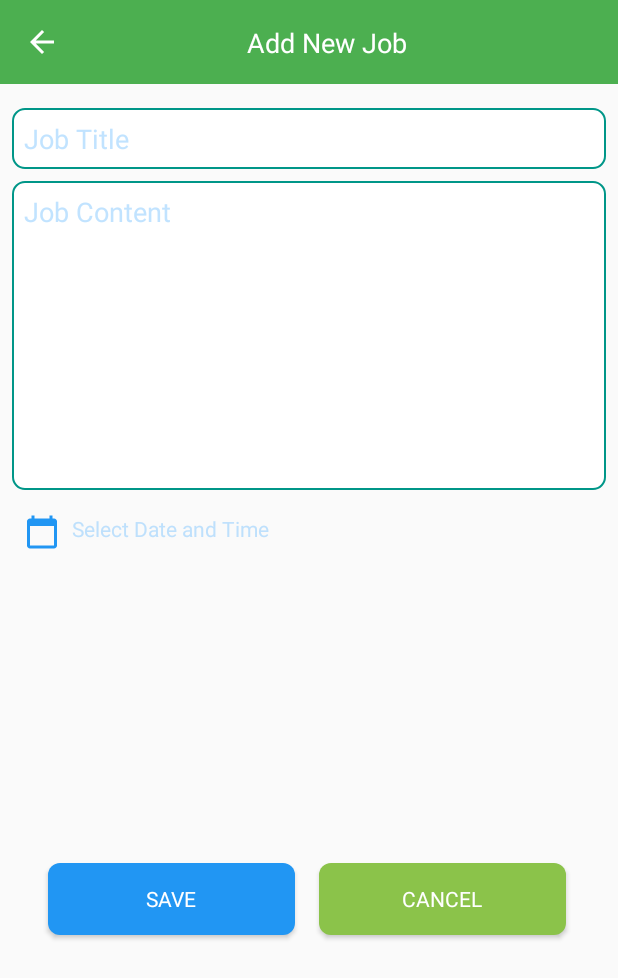
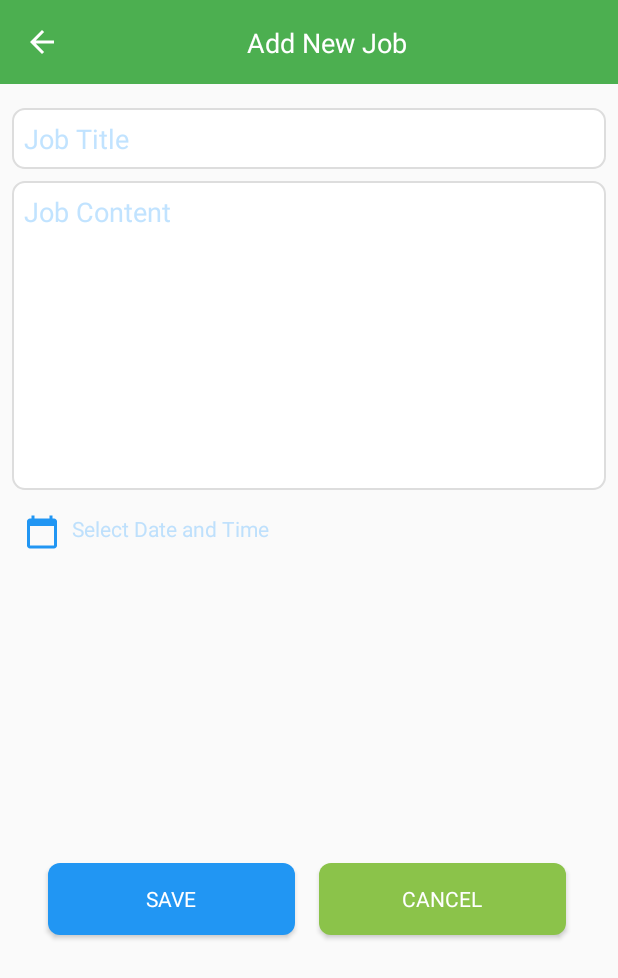
Before and after one commit to SalimBadea/ScheduleTasks, an Android app: the layout activity_add_task.xml on its own in the app's theme, with its tools: preview values and no code run, on a phone screen of 412 x 824 dp. Shown: the top 978 px of the screen. Run offline under Robolectric (Android 15) with nearby library versions, the phone set to English and light mode, and no system bars; Roboto replaces fonts that are not available here.

Commit message:
edit design

```diff
--- a/app/src/main/res/drawable/edit_text_bg.xml
+++ b/app/src/main/res/drawable/edit_text_bg.xml
@@ -9,7 +9,7 @@
         android:color="@color/white"/>
 
     <stroke
-        android:color="@color/teal_700"
+        android:color="@color/greyLight"
         android:width="1dp"/>
 
 </shape>
--- a/app/src/main/res/layout/date_dialog.xml
+++ b/app/src/main/res/layout/date_dialog.xml
@@ -4,7 +4,7 @@
     android:layout_width="match_parent"
     android:layout_height="wrap_content"
     xmlns:app="http://schemas.android.com/apk/res-auto"
-    android:background="@drawable/main_bg">
+    android:background="@drawable/curved_fifteen_white">
 
         <Button
             android:id="@+id/btn_time"
```
Also changed, not shown: app/src/main/java/com/salim/jobScheduler/ui/activities/MainActivity.kt (+1 -11 lines).
